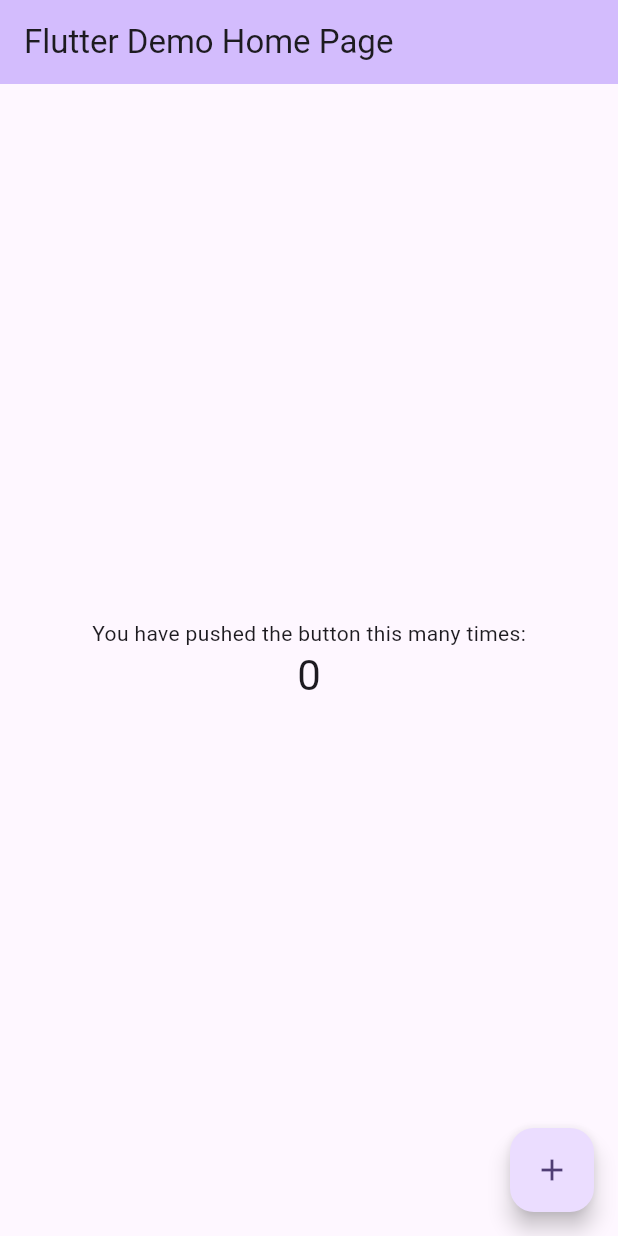
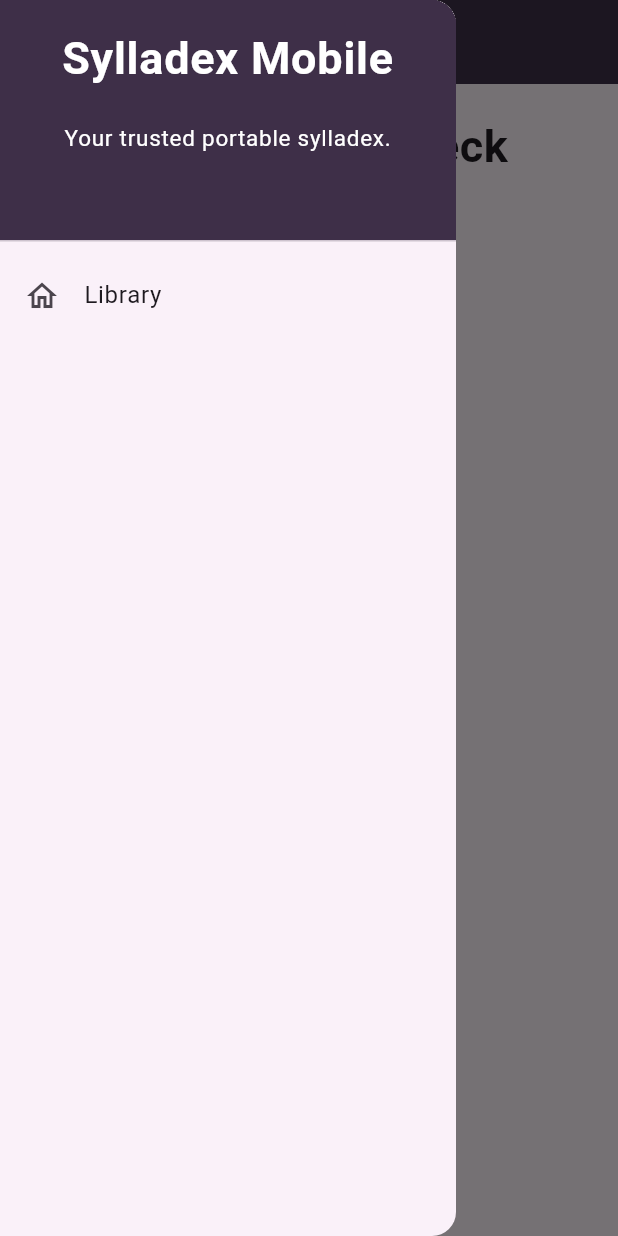
Before and after one commit to NawalaPatra-e12/NawalaPatra-Mobile, a Flutter app: the screen it shows after launch, with the side drawer open (before the commit the screen has no drawer), on a phone screen of 412 x 824 dp. Run offline on Flutter 3.47's test engine with Material 2 defaults, Android fonts, the light colour scheme and no system bars; missing offline and left inert: pbp_django_auth.

Commit message:
almap: library models

```diff
--- /dev/null
+++ b/lib/common/menu.dart
@@ -0,0 +1,71 @@
+import 'package:flutter/material.dart';
+import 'package:nawalapatra_mobile/widgets/left_drawer.dart';
+import 'package:nawalapatra_mobile/widgets/nav_card.dart';
+
+class MyHomePage extends StatelessWidget {
+  MyHomePage({Key? key}) : super(key: key);
+
+  final List<NavItem> items = [
+    NavItem("Library", Icons.checklist, const Color(0xff7f5478)),
+  ];
+
+  // This widget is the home page of your application. It is stateful, meaning
+  // that it has a State object (defined below) that contains fields that affect
+  // how it looks.
+
+  // This class is the configuration for the state. It holds the values (in this
+  // case the title) provided by the parent (in this case the App widget) and
+  // used by the build method of the State. Fields in a Widget subclass are
+  // always marked "final".
+
+  @override
+  Widget build(BuildContext context) {
+    return Scaffold(
+      appBar: AppBar(
+        title: const Text(
+          'NawalaPatra Mobile',
+        ),
+        backgroundColor: const Color(0xff3e2f48), //added colour for appbar!
+        foregroundColor: Colors.white,
+      ),
+      drawer: const LeftDrawer(),
+      body: SingleChildScrollView(
+        // Widget wrapper yang dapat discroll
+        child: Padding(
+          padding: const EdgeInsets.all(10.0), // Set padding dari halaman
+          child: Column(
+            // Widget untuk menampilkan children secara vertikal
+            children: <Widget>[
+              const Padding(
+                padding: EdgeInsets.only(top: 10.0, bottom: 10.0),
+                // Widget Text untuk menampilkan tulisan dengan alignment center dan style yang sesuai
+                child: Text(
+                  'Captchalogue Deck', // Text yang menandakan toko
+                  textAlign: TextAlign.center,
+                  style: TextStyle(
+                    fontSize: 30,
+                    fontWeight: FontWeight.bold,
+                  ),
+                ),
+              ),
+              // Grid layout
+              GridView.count(
+                // Container pada card kita.
+                primary: true,
+                padding: const EdgeInsets.all(20),
+                crossAxisSpacing: 10,
+                mainAxisSpacing: 10,
+                crossAxisCount: 3,
+                shrinkWrap: true,
+                children: items.map((NavItem item) {
+                  // Iterasi untuk setiap item
+                  return NavCard(item);
+                }).toList(),
+              ),
+            ],
+          ),
+        ),
+      ),
+    );
+  }
+}
--- a/lib/main.dart
+++ b/lib/main.dart
@@ -1,8 +1,14 @@
 import 'package:flutter/material.dart';
+import 'package:pbp_django_auth/pbp_django_auth.dart';
+import 'package:provider/provider.dart';
+// import 'package:sylladex_mobile/screens/login.dart';
+import 'package:nawalapatra_mobile/common/menu.dart';
 
 void main() {
   runApp(const MyApp());
 }
+
+String username_global = "";
 
 class MyApp extends StatelessWidget {
   const MyApp({super.key});
@@ -10,7 +16,12 @@ class MyApp extends StatelessWidget {
   // This widget is the root of your application.
   @override
   Widget build(BuildContext context) {
-    return MaterialApp(
+    return Provider(
+        create: (_) {
+          CookieRequest request = CookieRequest();
+          return request;
+        },
+        child: MaterialApp(
           title: 'Flutter Demo',
           theme: ThemeData(
             // This is the theme of your application.
@@ -28,98 +39,11 @@ class MyApp extends StatelessWidget {
             //
             // This works for code too, not just values: Most code changes can be
             // tested with just a hot reload.
-        colorScheme: ColorScheme.fromSeed(seedColor: Colors.deepPurple),
+            colorScheme:
+                ColorScheme.fromSeed(seedColor: const Color(0xff3e2f48)),
             useMaterial3: true,
           ),
-      home: const MyHomePage(title: 'Flutter Demo Home Page'),
-    );
+          home: MyHomePage(),
+        ));
   }
 }
-
-class MyHomePage extends StatefulWidget {
-  const MyHomePage({super.key, required this.title});
-
-  // This widget is the home page of your application. It is stateful, meaning
-  // that it has a State object (defined below) that contains fields that affect
-  // how it looks.
-
-  // This class is the configuration for the state. It holds the values (in this
-  // case the title) provided by the parent (in this case the App widget) and
-  // used by the build method of the State. Fields in a Widget subclass are
-  // always marked "final".
-
-  final String title;
-
-  @override
-  State<MyHomePage> createState() => _MyHomePageState();
-}
-
-class _MyHomePageState extends State<MyHomePage> {
-  int _counter = 0;
-
-  void _incrementCounter() {
-    setState(() {
-      // This call to setState tells the Flutter framework that something has
-      // changed in this State, which causes it to rerun the build method below
-      // so that the display can reflect the updated values. If we changed
-      // _counter without calling setState(), then the build method would not be
-      // called again, and so nothing would appear to happen.
-      _counter++;
-    });
-  }
-
-  @override
-  Widget build(BuildContext context) {
-    // This method is rerun every time setState is called, for instance as done
-    // by the _incrementCounter method above.
-    //
-    // The Flutter framework has been optimized to make rerunning build methods
-    // fast, so that you can just rebuild anything that needs updating rather
-    // than having to individually change instances of widgets.
-    return Scaffold(
-      appBar: AppBar(
-        // TRY THIS: Try changing the color here to a specific color (to
-        // Colors.amber, perhaps?) and trigger a hot reload to see the AppBar
-        // change color while the other colors stay the same.
-        backgroundColor: Theme.of(context).colorScheme.inversePrimary,
-        // Here we take the value from the MyHomePage object that was created by
-        // the App.build method, and use it to set our appbar title.
-        title: Text(widget.title),
-      ),
-      body: Center(
-        // Center is a layout widget. It takes a single child and positions it
-        // in the middle of the parent.
-        child: Column(
-          // Column is also a layout widget. It takes a list of children and
-          // arranges them vertically. By default, it sizes itself to fit its
-          // children horizontally, and tries to be as tall as its parent.
-          //
-          // Column has various properties to control how it sizes itself and
-          // how it positions its children. Here we use mainAxisAlignment to
-          // center the children vertically; the main axis here is the vertical
-          // axis because Columns are vertical (the cross axis would be
-          // horizontal).
-          //
-          // TRY THIS: Invoke "debug painting" (choose the "Toggle Debug Paint"
-          // action in the IDE, or press "p" in the console), to see the
-          // wireframe for each widget.
-          mainAxisAlignment: MainAxisAlignment.center,
-          children: <Widget>[
-            const Text(
-              'You have pushed the button this many times:',
-            ),
-            Text(
-              '$_counter',
-              style: Theme.of(context).textTheme.headlineMedium,
-            ),
-          ],
-        ),
-      ),
-      floatingActionButton: FloatingActionButton(
-        onPressed: _incrementCounter,
-        tooltip: 'Increment',
-        child: const Icon(Icons.add),
-      ), // This trailing comma makes auto-formatting nicer for build methods.
-    );
-  }
-}
--- /dev/null
+++ b/lib/models/book.dart
@@ -0,0 +1,67 @@
+// To parse this JSON data, do
+//
+//     final book = bookFromJson(jsonString);
+
+import 'dart:convert';
+
+List<Book> bookFromJson(String str) =>
+    List<Book>.from(json.decode(str).map((x) => Book.fromJson(x)));
+
+String bookToJson(List<Book> data) =>
+    json.encode(List<dynamic>.from(data.map((x) => x.toJson())));
+
+class Book {
+  String model;
+  int pk;
+  Fields fields;
+
+  Book({
+    required this.model,
+    required this.pk,
+    required this.fields,
+  });
+
+  factory Book.fromJson(Map<String, dynamic> json) => Book(
+        model: json["model"],
+        pk: json["pk"],
+        fields: Fields.fromJson(json["fields"]),
+      );
+
+  Map<String, dynamic> toJson() => {
+        "model": model,
+        "pk": pk,
+        "fields": fields.toJson(),
+      };
+}
+
+class Fields {
+  String imageUrl;
+  String title;
+  String author;
+  String category;
+  int rate;
+
+  Fields({
+    required this.imageUrl,
+    required this.title,
+    required this.author,
+    required this.category,
+    required this.rate,
+  });
+
+  factory Fields.fromJson(Map<String, dynamic> json) => Fields(
+        imageUrl: json["image_url"],
+        title: json["title"],
+        author: (json["author"] != null) ? json["author"] : "",
+        category: json["category"],
+        rate: json["rate"],
+      );
+
+  Map<String, dynamic> toJson() => {
+        "image_url": imageUrl,
+        "title": title,
+        "author": author,
+        "category": category,
+        "rate": rate,
+      };
+}
--- /dev/null
+++ b/lib/widgets/left_drawer.dart
@@ -0,0 +1,81 @@
+import 'package:flutter/material.dart';
+import 'package:nawalapatra_mobile/library/book_list.dart';
+
+class LeftDrawer extends StatelessWidget {
+  const LeftDrawer({super.key});
+
+  @override
+  Widget build(BuildContext context) {
+    return Drawer(
+      child: ListView(
+        children: [
+          const DrawerHeader(
+            // Bagian drawer header
+            decoration: BoxDecoration(
+              color: Color(0xff3e2f48),
+            ),
+            child: Column(
+              children: [
+                Text(
+                  'Sylladex Mobile',
+                  textAlign: TextAlign.center,
+                  style: TextStyle(
+                    fontSize: 30,
+                    fontWeight: FontWeight.bold,
+                    color: Colors.white,
+                  ),
+                ),
+                Padding(padding: EdgeInsets.all(10)),
+                Text(
+                  "Your trusted portable sylladex.",
+                  textAlign: TextAlign.center,
+                  style: TextStyle(
+                    fontSize: 15,
+                    fontWeight: FontWeight.normal,
+                    color: Colors.white,
+                  ),
+                ),
+              ],
+            ),
+          ),
+          // DO: Bagian routing
+          ListTile(
+            leading: const Icon(Icons.home_outlined),
+            title: const Text('Library'),
+            // Bagian redirection ke MyHomePage
+            onTap: () {
+              Navigator.pushReplacement(
+                  context,
+                  MaterialPageRoute(
+                    builder: (context) => BooklistPage(),
+                  ));
+            },
+          ),
+          // ListTile(
+          //   leading: const Icon(Icons.checklist),
+          //   title: const Text('Lihat Item'),
+          //   // Bagian redirection ke ItemListPage
+          //   onTap: () {
+          //     Navigator.push(
+          //       context,
+          //       MaterialPageRoute(builder: (context) => const ProductPage()),
+          //     );
+          //   },
+          // ),
+          // ListTile(
+          //   leading: const Icon(Icons.add_shopping_cart),
+          //   title: const Text('Tambah Item'),
+          //   // Bagian redirection ke ShopFormPage
+          //   onTap: () {
+          //     Navigator.pushReplacement(
+          //         context,
+          //         MaterialPageRoute(
+          //           builder: (context) => const ShopFormPage(),
+          //         ));
+          //   },
+          // ),
+        ],
+      ),
+    );
+  }
+}
--- /dev/null
+++ b/lib/widgets/nav_card.dart
@@ -0,0 +1,66 @@
+// ignore_for_file: use_build_context_synchronously
+
+import 'package:flutter/material.dart';
+import 'package:pbp_django_auth/pbp_django_auth.dart';
+import 'package:provider/provider.dart';
+import 'package:nawalapatra_mobile/library/book_list.dart';
+
+class NavItem {
+  final String name;
+  final IconData icon;
+  final Color color;
+
+  NavItem(this.name, this.icon, this.color);
+}
+
+class NavCard extends StatelessWidget {
+  final NavItem item;
+
+  const NavCard(this.item, {super.key}); // Constructor
+
+  @override
+  Widget build(BuildContext context) {
+    final request = context.watch<CookieRequest>();
+    return Material(
+      color: item.color,
+      child: InkWell(
+        // Area responsive terhadap sentuhan
+        onTap: () async {
+          // Memunculkan SnackBar ketika diklik
+          ScaffoldMessenger.of(context)
+            ..hideCurrentSnackBar()
+            ..showSnackBar(SnackBar(
+                content: Text("Kamu telah menekan tombol ${item.name}!")));
+
+          // Navigate ke route yang sesuai (tergantung jenis tombol)
+          if (item.name == "Library") {
+            Navigator.push(context,
+                MaterialPageRoute(builder: (context) => const BooklistPage()));
+          }
+        },
+        child: Container(
+          // Container untuk menyimpan Icon dan Text
+          padding: const EdgeInsets.all(8),
+          child: Center(
+            child: Column(
+              mainAxisAlignment: MainAxisAlignment.center,
+              children: [
+                Icon(
+                  item.icon,
+                  color: Colors.white,
+                  size: 30.0,
+                ),
+                const Padding(padding: EdgeInsets.all(3)),
+                Text(
+                  item.name,
+                  textAlign: TextAlign.center,
+                  style: const TextStyle(color: Colors.white),
+                ),
+              ],
+            ),
+          ),
+        ),
+      ),
+    );
+  }
+}
--- a/pubspec.yaml
+++ b/pubspec.yaml
@@ -35,6 +35,9 @@ dependencies:
   # The following adds the Cupertino Icons font to your application.
   # Use with the CupertinoIcons class for iOS style icons.
   cupertino_icons: ^1.0.2
+  provider: ^6.1.1
+  pbp_django_auth: ^0.4.0
+  http: ^1.1.0
 
 dev_dependencies:
   flutter_test:
```
Also changed, not shown: lib/library/book_list.dart (added, +91 -0 lines), pubspec.lock, 2 other files. Lines whose indentation alone changed are shown as unchanged.
